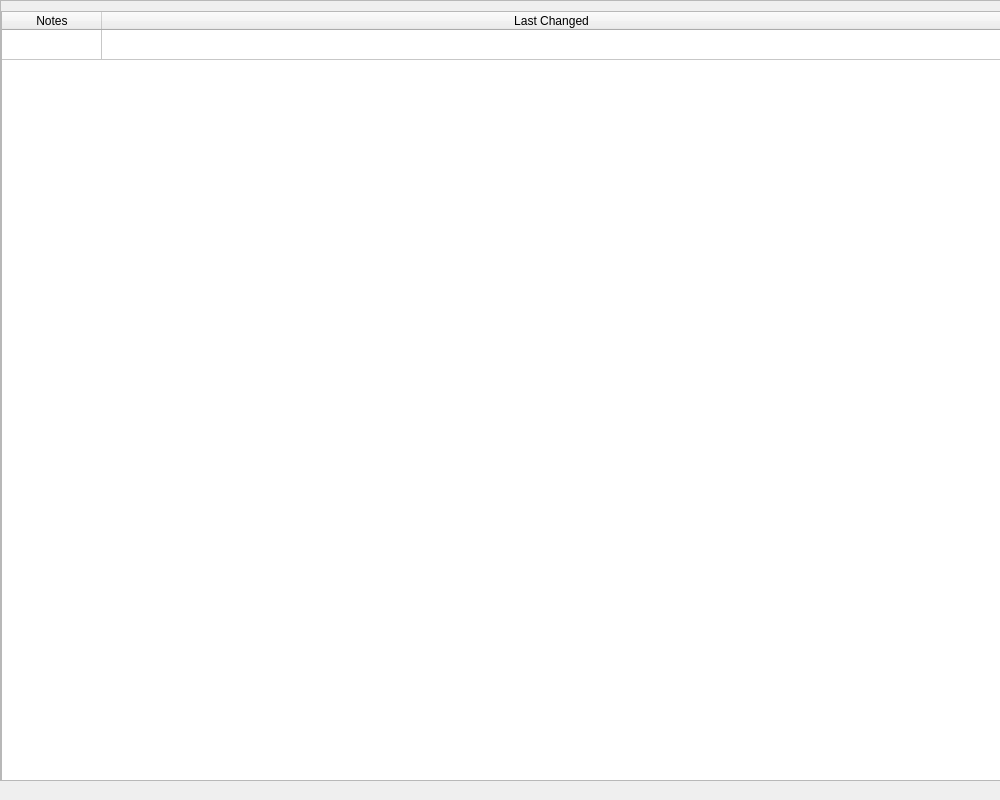
Old version of the form src/ui/notesdialog.ui in the repository fredollinger/KTomGirl.
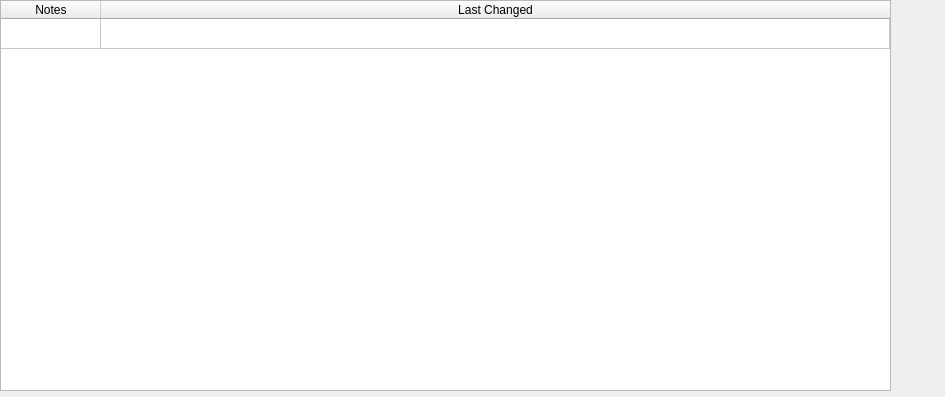
New version of the form.

Diff of the .ui file:
```diff
--- a/src/ui/notesdialog.ui
+++ b/src/ui/notesdialog.ui
@@ -6,8 +6,8 @@
    <rect>
     <x>0</x>
     <y>0</y>
-    <width>1000</width>
-    <height>800</height>
+    <width>945</width>
+    <height>397</height>
    </rect>
   </property>
   <property name="sizePolicy">
@@ -16,6 +16,12 @@
     <verstretch>0</verstretch>
    </sizepolicy>
   </property>
+  <property name="maximumSize">
+   <size>
+    <width>1000</width>
+    <height>1000</height>
+   </size>
+  </property>
   <property name="features">
    <set>QDockWidget::NoDockWidgetFeatures</set>
   </property>
@@ -25,44 +31,44 @@
   <widget class="QWidget" name="dockWidgetContents">
    <property name="sizePolicy">
     <sizepolicy hsizetype="Expanding" vsizetype="Expanding">
-     <horstretch>0</horstretch>
-     <verstretch>0</verstretch>
+     <horstretch>100</horstretch>
+     <verstretch>100</verstretch>
     </sizepolicy>
    </property>
-   <widget class="QScrollArea" name="scrollArea">
-    <property name="geometry">
-     <rect>
-      <x>0</x>
-      <y>0</y>
-      <width>1001</width>
-      <height>781</height>
-     </rect>
-    </property>
-    <property name="widgetResizable">
-     <bool>true</bool>
-    </property>
-    <widget class="QWidget" name="scrollAreaWidgetContents">
+   <property name="maximumSize">
+    <size>
+     <width>1000</width>
+     <height>1000</height>
+    </size>
+   </property>
+   <property name="baseSize">
+    <size>
+     <width>1000</width>
+     <height>1000</height>
+    </size>
+   </property>
+   <widget class="QWidget" name="gridLayoutWidget">
      <property name="geometry">
       <rect>
        <x>0</x>
        <y>0</y>
-       <width>997</width>
-       <height>777</height>
-      </rect>
-     </property>
+      <width>891</width>
+      <height>391</height>
+     </rect>
+    </property>
+    <layout class="QGridLayout" name="gridLayout">
+     <property name="sizeConstraint">
+      <enum>QLayout::SetMaximumSize</enum>
+     </property>
+     <property name="rightMargin">
+      <number>0</number>
+     </property>
+     <item row="0" column="0">
      <widget class="QTableWidget" name="tableNotes">
-      <property name="geometry">
-       <rect>
-        <x>0</x>
-        <y>10</y>
-        <width>1001</width>
-        <height>16777201</height>
-       </rect>
-      </property>
       <property name="sizePolicy">
        <sizepolicy hsizetype="Expanding" vsizetype="Expanding">
-        <horstretch>0</horstretch>
-        <verstretch>0</verstretch>
+         <horstretch>50</horstretch>
+         <verstretch>50</verstretch>
        </sizepolicy>
       </property>
       <property name="baseSize">
@@ -105,7 +111,8 @@
        </property>
       </column>
      </widget>
-    </widget>
+     </item>
+    </layout>
    </widget>
   </widget>
  </widget>
```
Left out of the diff: 2 changed lines with no effect on the pictures. Lines whose indentation alone changed are shown as unchanged.
